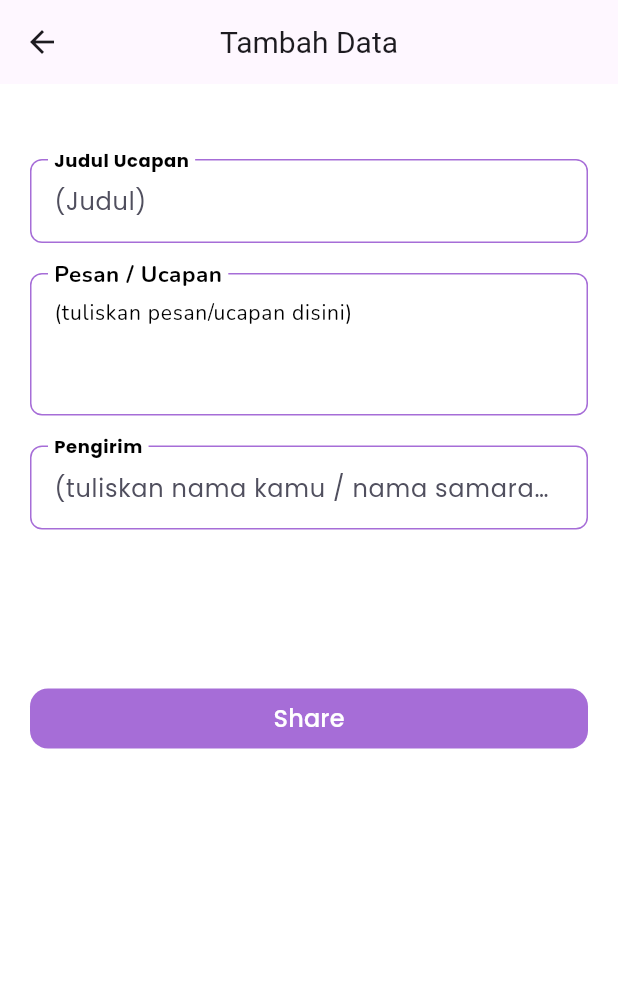
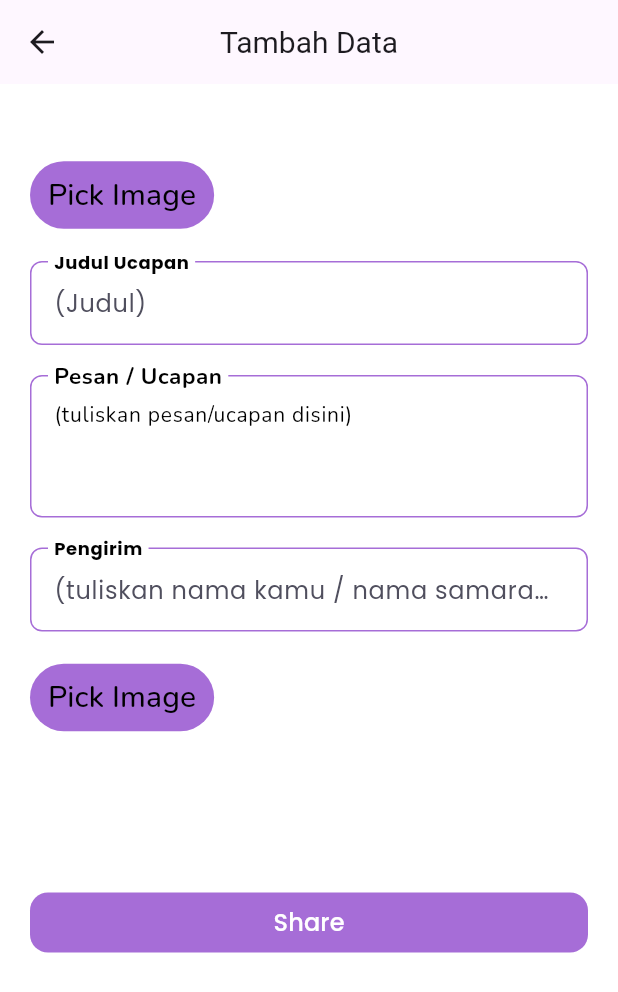
Before and after one commit to southampere28/celebrate_app, a Flutter app: the CreatePage screen opened directly, after a tap on "Share", on a phone screen of 412 x 824 dp. Shown: the top 992 px of the screen. Run offline on Flutter 3.47's test engine with Material 3 defaults, Android fonts, the phone set to English and light mode, and no system bars; our stand-ins replace carousel_slider, fluttertoast, google_fonts, google_generative_ai, image_picker, screenshot and 1 more.

Commit message:
update logic upload image content and image sender

```diff
--- a/lib/create_page.dart
+++ b/lib/create_page.dart
@@ -1,10 +1,17 @@
+import 'dart:io';
+
 import 'package:celebrate_app/theme.dart';
 import 'package:celebrate_app/widget/formfield_desc.dart';
 import 'package:celebrate_app/widget/formfield_text.dart';
 import 'package:celebrate_app/widget/sharecontent_widget.dart';
 import 'package:flutter/material.dart';
+import 'package:flutter/services.dart';
+import 'package:fluttertoast/fluttertoast.dart';
+import 'package:path/path.dart';
 import 'package:screenshot/screenshot.dart';
 import 'package:share_plus/share_plus.dart';
+import 'package:path_provider/path_provider.dart' as p;
+import 'package:image_picker/image_picker.dart';
 
 class CreatePage extends StatefulWidget {
   const CreatePage({super.key});
@@ -23,8 +30,51 @@ class _CreatePageState extends State<CreatePage> {
   Color backgroundColorTheme = Colors.white;
   Color cardColor = whiteBone;
 
+  File? _imageFile;
+  String? _imagePath;
+  File? _imageFileSender;
+  String? _senderImagePath;
+
   @override
   Widget build(BuildContext context) {
+    Future<void> pickImage() async {
+      try {
+        final image =
+            await ImagePicker().pickImage(source: ImageSource.gallery);
+
+        if (image == null) return;
+
+        final imageTemporary = File(image.path);
+
+        setState(() {
+          _imageFile = imageTemporary;
+          _imagePath = _imageFile!.path;
+          Fluttertoast.showToast(msg: 'Success Set Image');
+        });
+      } on PlatformException catch (e) {
+        Fluttertoast.showToast(msg: 'failed pick image $e');
+      }
+    }
+
+    Future<void> pickImageSender() async {
+      try {
+        final image =
+            await ImagePicker().pickImage(source: ImageSource.gallery);
+
+        if (image == null) return;
+
+        final imageTemporary = File(image.path);
+
+        setState(() {
+          _imageFileSender = imageTemporary;
+          _senderImagePath = _imageFileSender!.path;
+          Fluttertoast.showToast(msg: 'Success Set Image');
+        });
+      } on PlatformException catch (e) {
+        Fluttertoast.showToast(msg: 'failed pick image $e');
+      }
+    }
+
     return Scaffold(
         resizeToAvoidBottomInset: true,
         backgroundColor: Colors.white,
@@ -44,6 +94,18 @@ class _CreatePageState extends State<CreatePage> {
               children: [
                 const SizedBox(
                   height: 50,
+                ),
+                TextButton(
+                    style: TextButton.styleFrom(backgroundColor: primaryColor),
+                    onPressed: () {
+                      pickImage();
+                    },
+                    child: Text(
+                      'Pick Image',
+                      style: primaryTextStyle.copyWith(fontSize: 20),
+                    )),
+                const SizedBox(
+                  height: 20,
                 ),
                 FormfieldText(
                     controller: titleController,
@@ -70,6 +132,18 @@ class _CreatePageState extends State<CreatePage> {
                 const SizedBox(
                   height: 20,
                 ),
+                TextButton(
+                    style: TextButton.styleFrom(backgroundColor: primaryColor),
+                    onPressed: () {
+                      pickImageSender();
+                    },
+                    child: Text(
+                      'Pick Image',
+                      style: primaryTextStyle.copyWith(fontSize: 20),
+                    )),
+                const SizedBox(
+                  height: 20,
+                ),
                 const SizedBox(
                   height: 20,
                 ),
@@ -88,12 +162,14 @@ class _CreatePageState extends State<CreatePage> {
                           final image =
                               await screenshotController.captureFromWidget(
                             SharecontentWidget(
-                              imageLink: "assets/sample.jpg",
+                              imageLink: _imagePath!,
                               title: titleController.text,
                               greeting: greetingController.text,
                               senderName: senderController.text,
                               backgroundColorTheme: backgroundColorTheme,
                               cardColor: cardColor,
+                              isFromSharePage: true,
+                              senderImage: _senderImagePath!,
                             ),
                           );
                           Share.shareXFiles(
```
